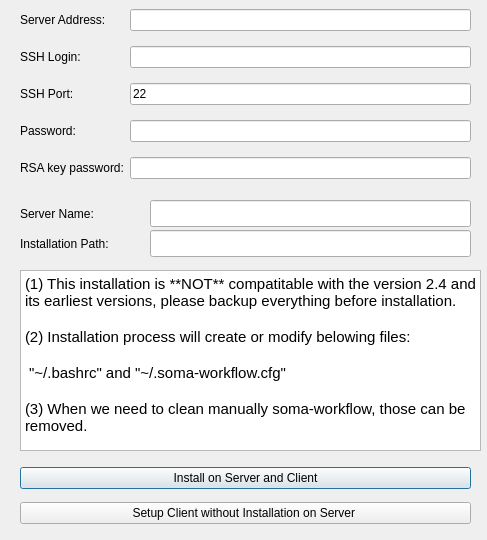
Qt form python/soma/workflow/gui/ServerNewDlg.ui (populse/soma-workflow) before a commit.
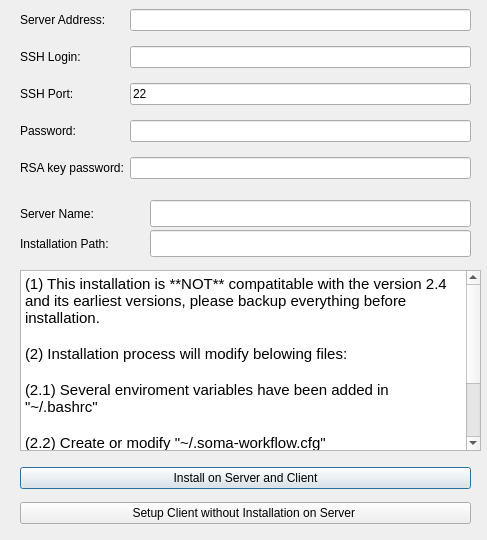
The same form after that commit.

Patch:
```diff
--- a/python/soma/workflow/gui/ServerNewDlg.ui
+++ b/python/soma/workflow/gui/ServerNewDlg.ui
@@ -178,9 +178,13 @@
 &lt;/style&gt;&lt;/head&gt;&lt;body style=&quot; font-family:'Ubuntu'; font-size:11pt; font-weight:400; font-style:normal;&quot;&gt;
 &lt;p style=&quot; margin-top:0px; margin-bottom:0px; margin-left:0px; margin-right:0px; -qt-block-indent:0; text-indent:0px;&quot;&gt;(1) This installation is **NOT** compatitable with the version 2.4 and its earliest versions, please backup everything before installation. &lt;/p&gt;
 &lt;p style=&quot;-qt-paragraph-type:empty; margin-top:0px; margin-bottom:0px; margin-left:0px; margin-right:0px; -qt-block-indent:0; text-indent:0px;&quot;&gt;&lt;br /&gt;&lt;/p&gt;
-&lt;p style=&quot; margin-top:0px; margin-bottom:0px; margin-left:0px; margin-right:0px; -qt-block-indent:0; text-indent:0px;&quot;&gt;(2) Installation process will create or modify belowing files: &lt;/p&gt;
+&lt;p style=&quot; margin-top:0px; margin-bottom:0px; margin-left:0px; margin-right:0px; -qt-block-indent:0; text-indent:0px;&quot;&gt;(2) Installation process will modify belowing files: &lt;/p&gt;
 &lt;p style=&quot;-qt-paragraph-type:empty; margin-top:0px; margin-bottom:0px; margin-left:0px; margin-right:0px; -qt-block-indent:0; text-indent:0px;&quot;&gt;&lt;br /&gt;&lt;/p&gt;
-&lt;p style=&quot; margin-top:0px; margin-bottom:0px; margin-left:0px; margin-right:0px; -qt-block-indent:0; text-indent:0px;&quot;&gt; &amp;quot;~/.bashrc&amp;quot; and &amp;quot;~/.soma-workflow.cfg&amp;quot;&lt;/p&gt;
+&lt;p style=&quot; margin-top:0px; margin-bottom:0px; margin-left:0px; margin-right:0px; -qt-block-indent:0; text-indent:0px;&quot;&gt;(2.1) Several enviroment variables have been added in  &amp;quot;~/.bashrc&amp;quot;&lt;/p&gt;
+&lt;p style=&quot;-qt-paragraph-type:empty; margin-top:0px; margin-bottom:0px; margin-left:0px; margin-right:0px; -qt-block-indent:0; text-indent:0px;&quot;&gt;&lt;br /&gt;&lt;/p&gt;
+&lt;p style=&quot; margin-top:0px; margin-bottom:0px; margin-left:0px; margin-right:0px; -qt-block-indent:0; text-indent:0px;&quot;&gt;(2.2) Create or modify &amp;quot;~/.soma-workflow.cfg&amp;quot;&lt;/p&gt;
+&lt;p style=&quot;-qt-paragraph-type:empty; margin-top:0px; margin-bottom:0px; margin-left:0px; margin-right:0px; -qt-block-indent:0; text-indent:0px;&quot;&gt;&lt;br /&gt;&lt;/p&gt;
+&lt;p style=&quot; margin-top:0px; margin-bottom:0px; margin-left:0px; margin-right:0px; -qt-block-indent:0; text-indent:0px;&quot;&gt;(2.3) &amp;quot;Installation Path&amp;quot; above in the GUI&lt;/p&gt;
 &lt;p style=&quot;-qt-paragraph-type:empty; margin-top:0px; margin-bottom:0px; margin-left:0px; margin-right:0px; -qt-block-indent:0; text-indent:0px;&quot;&gt;&lt;br /&gt;&lt;/p&gt;
 &lt;p style=&quot; margin-top:0px; margin-bottom:0px; margin-left:0px; margin-right:0px; -qt-block-indent:0; text-indent:0px;&quot;&gt;(3) When we need to clean manually soma-workflow, those can be removed.&lt;/p&gt;&lt;/body&gt;&lt;/html&gt;</string>
    </property>
```
